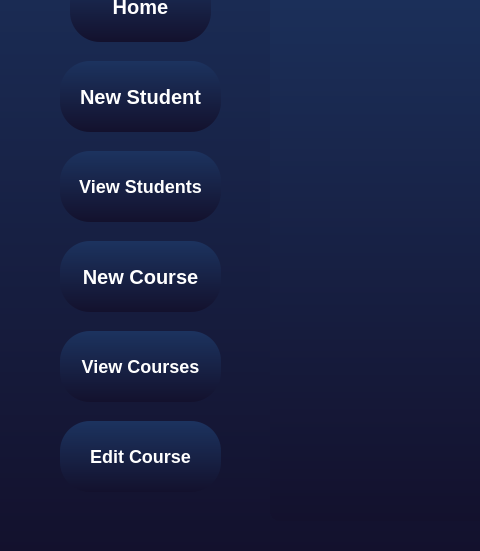
Before: the Qt Designer form Qt/adminpage.ui in KerollosRady/University-mangament-system, drawn with Qt 5; both pictures show x 0 to 480 and y 169 to 720 of the 1280 by 720 pixel window.
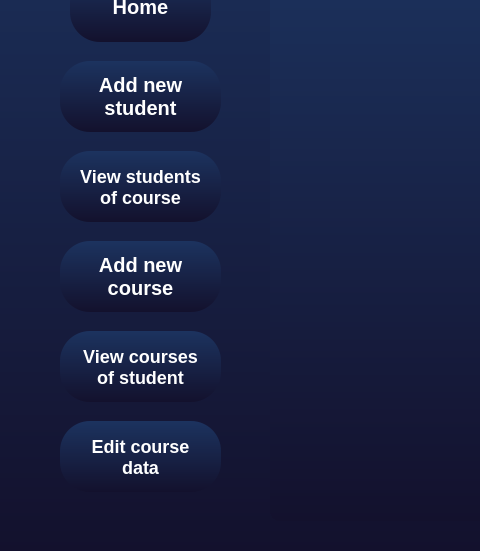
After: the same form once the commit is applied.

Commit message: - add view student in admin page

What changed in the file:
```diff
--- a/Qt/adminpage.ui
+++ b/Qt/adminpage.ui
@@ -98,7 +98,8 @@
 </string>
    </property>
    <property name="text">
-    <string>View Courses</string>
+    <string>View courses
+of student</string>
    </property>
   </widget>
   <widget class="QPushButton" name="EditCourse">
@@ -122,7 +123,8 @@
 </string>
    </property>
    <property name="text">
-    <string>Edit Course</string>
+    <string>Edit course
+data</string>
    </property>
   </widget>
   <widget class="QPushButton" name="ViewStudent">
@@ -146,7 +148,8 @@
 </string>
    </property>
    <property name="text">
-    <string>View Students</string>
+    <string>View students
+of course</string>
    </property>
   </widget>
   <widget class="QPushButton" name="NewStudent">
@@ -170,7 +173,8 @@
 </string>
    </property>
    <property name="text">
-    <string>New Student</string>
+    <string>Add new 
+student</string>
    </property>
   </widget>
   <widget class="QPushButton" name="HomeButton">
@@ -248,7 +252,8 @@
 </string>
    </property>
    <property name="text">
-    <string>New Course</string>
+    <string>Add new
+course</string>
    </property>
   </widget>
   <widget class="QLabel" name="name">
```
The commit also changes 13 other files.
